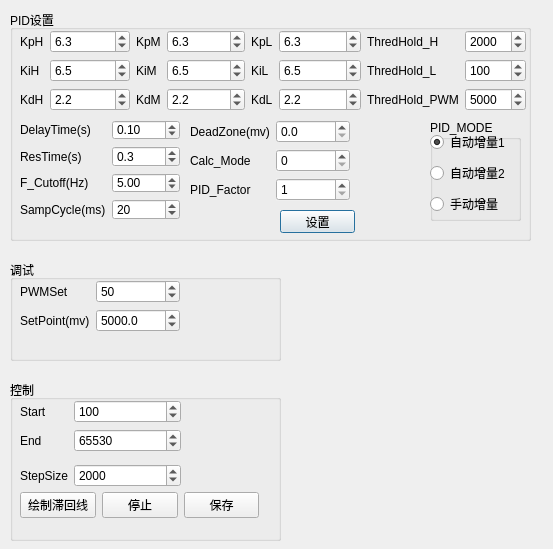
Before: the Qt Designer form PythonControler/src/UIControlProf.ui in erisir/MFC_STM32F373, drawn with Qt 5.
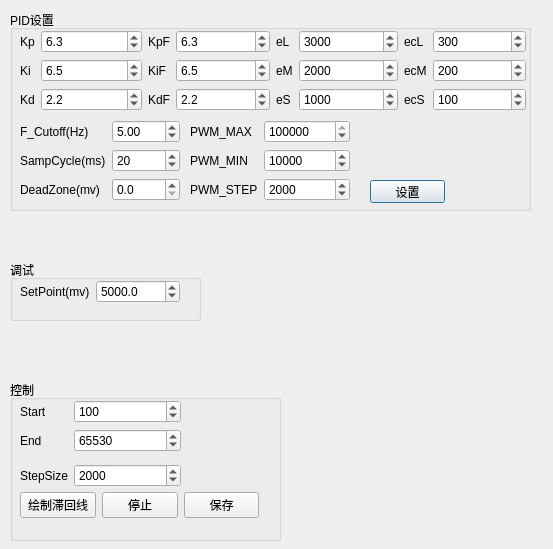
After: the same form once the commit is applied.

The edit to the form file:
```diff
--- a/PythonControler/src/UIControlProf.ui
+++ b/PythonControler/src/UIControlProf.ui
@@ -19,7 +19,7 @@
      <x>10</x>
      <y>10</y>
      <width>521</width>
-     <height>231</height>
+     <height>201</height>
     </rect>
    </property>
    <property name="title">
@@ -28,8 +28,8 @@
    <widget class="QPushButton" name="SetPIDParam">
     <property name="geometry">
      <rect>
-      <x>270</x>
-      <y>200</y>
+      <x>360</x>
+      <y>170</y>
       <width>75</width>
       <height>23</height>
      </rect>
@@ -53,33 +53,14 @@
        <item row="0" column="0">
         <widget class="QLabel" name="label">
          <property name="text">
-          <string>KpH</string>
-         </property>
-        </widget>
-       </item>
-       <item row="0" column="1">
-        <widget class="QDoubleSpinBox" name="PID_KpH">
-         <property name="keyboardTracking">
-          <bool>false</bool>
-         </property>
-         <property name="decimals">
-          <number>1</number>
-         </property>
-         <property name="maximum">
-          <double>65535.000000000000000</double>
-         </property>
-         <property name="singleStep">
-          <double>0.100000000000000</double>
-         </property>
-         <property name="value">
-          <double>6.300000000000000</double>
+          <string>Kp</string>
          </property>
         </widget>
        </item>
        <item row="1" column="0">
         <widget class="QLabel" name="label_2">
          <property name="text">
-          <string>KiH</string>
+          <string>Ki</string>
          </property>
         </widget>
        </item>
@@ -105,7 +86,7 @@
        <item row="2" column="0">
         <widget class="QLabel" name="label_3">
          <property name="text">
-          <string>KdH</string>
+          <string>Kd</string>
          </property>
         </widget>
        </item>
@@ -128,6 +109,28 @@
          </property>
         </widget>
        </item>
+       <item row="0" column="1">
+        <widget class="QDoubleSpinBox" name="PID_Kp">
+         <property name="enabled">
+          <bool>true</bool>
+         </property>
+         <property name="keyboardTracking">
+          <bool>false</bool>
+         </property>
+         <property name="decimals">
+          <number>1</number>
+         </property>
+         <property name="maximum">
+          <double>65535.000000000000000</double>
+         </property>
+         <property name="singleStep">
+          <double>0.100000000000000</double>
+         </property>
+         <property name="value">
+          <double>6.300000000000000</double>
+         </property>
+        </widget>
+       </item>
       </layout>
      </item>
      <item>
@@ -135,14 +138,14 @@
        <item row="0" column="0">
         <widget class="QLabel" name="label_16">
          <property name="text">
-          <string>KpM</string>
+          <string>KpF</string>
          </property>
         </widget>
        </item>
        <item row="1" column="0">
         <widget class="QLabel" name="label_17">
          <property name="text">
-          <string>KiM</string>
+          <string>KiF</string>
          </property>
         </widget>
        </item>
@@ -168,7 +171,7 @@
        <item row="2" column="0">
         <widget class="QLabel" name="label_18">
          <property name="text">
-          <string>KdM</string>
+          <string>KdF</string>
          </property>
         </widget>
        </item>
@@ -217,7 +220,7 @@
        <item row="0" column="0">
         <widget class="QLabel" name="label_19">
          <property name="text">
-          <string>KpL</string>
+          <string>eL</string>
          </property>
         </widget>
        </item>
@@ -227,7 +230,7 @@
           <bool>false</bool>
          </property>
          <property name="decimals">
-          <number>1</number>
+          <number>0</number>
          </property>
          <property name="maximum">
           <double>65535.000000000000000</double>
@@ -236,14 +239,14 @@
           <double>0.100000000000000</double>
          </property>
          <property name="value">
-          <double>6.300000000000000</double>
+          <double>3000.000000000000000</double>
          </property>
         </widget>
        </item>
        <item row="1" column="0">
         <widget class="QLabel" name="label_20">
          <property name="text">
-          <string>KiL</string>
+          <string>eM</string>
          </property>
         </widget>
        </item>
@@ -253,7 +256,7 @@
           <bool>false</bool>
          </property>
          <property name="decimals">
-          <number>1</number>
+          <number>0</number>
          </property>
          <property name="maximum">
           <double>65535.000000000000000</double>
@@ -262,14 +265,14 @@
           <double>0.100000000000000</double>
          </property>
          <property name="value">
-          <double>6.500000000000000</double>
+          <double>2000.000000000000000</double>
          </property>
         </widget>
        </item>
        <item row="2" column="0">
         <widget class="QLabel" name="label_21">
          <property name="text">
-          <string>KdL</string>
+          <string>eS</string>
          </property>
         </widget>
        </item>
@@ -279,7 +282,7 @@
           <bool>false</bool>
          </property>
          <property name="decimals">
-          <number>1</number>
+          <number>0</number>
          </property>
          <property name="maximum">
           <double>65535.000000000000000</double>
@@ -288,7 +291,7 @@
           <double>0.100000000000000</double>
          </property>
          <property name="value">
-          <double>2.200000000000000</double>
+          <double>1000.000000000000000</double>
          </property>
         </widget>
        </item>
@@ -299,7 +302,7 @@
        <item row="1" column="0">
         <widget class="QLabel" name="label_6">
          <property name="text">
-          <string>ThredHold_L</string>
+          <string>ecM</string>
          </property>
         </widget>
        </item>
@@ -315,7 +318,7 @@
           <double>65535.000000000000000</double>
          </property>
          <property name="value">
-          <double>100.000000000000000</double>
+          <double>200.000000000000000</double>
          </property>
         </widget>
        </item>
@@ -334,14 +337,14 @@
           <double>50.000000000000000</double>
          </property>
          <property name="value">
-          <double>2000.000000000000000</double>
+          <double>300.000000000000000</double>
          </property>
         </widget>
        </item>
        <item row="2" column="0">
         <widget class="QLabel" name="label_8">
          <property name="text">
-          <string>ThredHold_PWM</string>
+          <string>ecS</string>
          </property>
         </widget>
        </item>
@@ -363,14 +366,14 @@
           <double>500.000000000000000</double>
          </property>
          <property name="value">
-          <double>5000.000000000000000</double>
+          <double>100.000000000000000</double>
          </property>
         </widget>
        </item>
        <item row="0" column="0">
         <widget class="QLabel" name="label_7">
          <property name="text">
-          <string>ThredHold_H</string>
+          <string>ecL</string>
          </property>
         </widget>
        </item>
@@ -384,74 +387,19 @@
       <x>10</x>
       <y>110</y>
       <width>160</width>
-      <height>100</height>
+      <height>81</height>
      </rect>
     </property>
     <layout class="QFormLayout" name="formLayout_8">
      <item row="0" column="0">
-      <widget class="QLabel" name="label_11">
-       <property name="text">
-        <string>DelayTime(s)</string>
-       </property>
-      </widget>
-     </item>
-     <item row="0" column="1">
-      <widget class="QDoubleSpinBox" name="Delay_Time">
-       <property name="keyboardTracking">
-        <bool>false</bool>
-       </property>
-       <property name="decimals">
-        <number>2</number>
-       </property>
-       <property name="minimum">
-        <double>0.000000000000000</double>
-       </property>
-       <property name="maximum">
-        <double>10.000000000000000</double>
-       </property>
-       <property name="singleStep">
-        <double>0.500000000000000</double>
-       </property>
-       <property name="value">
-        <double>0.100000000000000</double>
-       </property>
-      </widget>
-     </item>
-     <item row="1" column="0">
-      <widget class="QLabel" name="label_9">
-       <property name="text">
-        <string>ResTime(s)</string>
-       </property>
-      </widget>
-     </item>
-     <item row="1" column="1">
-      <widget class="QDoubleSpinBox" name="Responce_Time">
-       <property name="autoFillBackground">
-        <bool>true</bool>
-       </property>
-       <property name="keyboardTracking">
-        <bool>false</bool>
-       </property>
-       <property name="decimals">
-        <number>1</number>
-       </property>
-       <property name="maximum">
-        <double>10.000000000000000</double>
-       </property>
-       <property name="value">
-        <double>0.300000000000000</double>
-       </property>
-      </widget>
-     </item>
-     <item row="2" column="0">
       <widget class="QLabel" name="label_15">
        <property name="text">
         <string>F_Cutoff(Hz)</string>
        </property>
       </widget>
      </item>
-     <item row="2" column="1">
-      <widget class="QDoubleSpinBox" name="F_Cutoff">
+     <item row="0" column="1">
+      <widget class="QDoubleSpinBox" name="PID_Cutoff">
        <property name="autoFillBackground">
         <bool>false</bool>
        </property>
@@ -472,15 +420,15 @@
        </property>
       </widget>
      </item>
-     <item row="3" column="0">
+     <item row="1" column="0">
       <widget class="QLabel" name="label_22">
        <property name="text">
         <string>SampCycle(ms)</string>
        </property>
       </widget>
      </item>
-     <item row="3" column="1">
-      <widget class="QDoubleSpinBox" name="SampleCycle">
+     <item row="1" column="1">
+      <widget class="QDoubleSpinBox" name="PID_SampleCycle">
        <property name="autoFillBackground">
         <bool>false</bool>
        </property>
@@ -501,6 +449,29 @@
        </property>
       </widget>
      </item>
+     <item row="2" column="0">
+      <widget class="QLabel" name="label_10">
+       <property name="text">
+        <string>DeadZone(mv)</string>
+       </property>
+      </widget>
+     </item>
+     <item row="2" column="1">
+      <widget class="QDoubleSpinBox" name="PID_DeadZone">
+       <property name="keyboardTracking">
+        <bool>false</bool>
+       </property>
+       <property name="decimals">
+        <number>1</number>
+       </property>
+       <property name="maximum">
+        <double>20.000000000000000</double>
+       </property>
+       <property name="value">
+        <double>0.000000000000000</double>
+       </property>
+      </widget>
+     </item>
     </layout>
    </widget>
    <widget class="QWidget" name="formLayoutWidget_9">
@@ -513,26 +484,10 @@
      </rect>
     </property>
     <layout class="QFormLayout" name="formLayout_9">
-     <item row="0" column="1">
-      <widget class="QDoubleSpinBox" name="DeadZone">
-       <property name="keyboardTracking">
-        <bool>false</bool>
-       </property>
-       <property name="decimals">
-        <number>1</number>
-       </property>
-       <property name="maximum">
-        <double>20.000000000000000</double>
-       </property>
-       <property name="value">
-        <double>0.000000000000000</double>
-       </property>
-      </widget>
-     </item>
      <item row="1" column="0">
       <widget class="QLabel" name="label_23">
        <property name="text">
-        <string>Calc_Mode</string>
+        <string>PWM_MAX</string>
        </property>
       </widget>
      </item>
@@ -548,17 +503,17 @@
         <number>0</number>
        </property>
        <property name="maximum">
-        <double>2.000000000000000</double>
+        <double>999999999.000000000000000</double>
        </property>
        <property name="value">
-        <double>0.000000000000000</double>
+        <double>690000.000000000000000</double>
        </property>
       </widget>
      </item>
      <item row="2" column="0">
       <widget class="QLabel" name="label_24">
        <property name="text">
-        <string>PID_Factor</string>
+        <string>PWM_MIN</string>
        </property>
       </widget>
      </item>
@@ -574,85 +529,55 @@
         <number>0</number>
        </property>
        <property name="minimum">
-        <double>1.000000000000000</double>
+        <double>0.000000000000000</double>
        </property>
        <property name="maximum">
-        <double>4.000000000000000</double>
+        <double>999999999.000000000000000</double>
        </property>
        <property name="value">
-        <double>1.000000000000000</double>
+        <double>10000.000000000000000</double>
        </property>
       </widget>
      </item>
-     <item row="0" column="0">
-      <widget class="QLabel" name="label_10">
+     <item row="3" column="0">
+      <widget class="QLabel" name="label_25">
        <property name="text">
-        <string>DeadZone(mv)</string>
+        <string>PWM_STEP</string>
+       </property>
+      </widget>
+     </item>
+     <item row="3" column="1">
+      <widget class="QDoubleSpinBox" name="PWM_STEP">
+       <property name="autoFillBackground">
+        <bool>true</bool>
+       </property>
+       <property name="keyboardTracking">
+        <bool>false</bool>
+       </property>
+       <property name="decimals">
+        <number>0</number>
+       </property>
+       <property name="minimum">
+        <double>1.000000000000000</double>
+       </property>
+       <property name="maximum">
+        <double>99999.000000000000000</double>
+       </property>
+       <property name="value">
+        <double>2000.000000000000000</double>
        </property>
       </widget>
      </item>
     </layout>
    </widget>
-   <widget class="QGroupBox" name="PIDAutoMode">
-    <property name="geometry">
-     <rect>
-      <x>420</x>
-      <y>110</y>
-      <width>91</width>
-      <height>101</height>
-     </rect>
-    </property>
-    <property name="title">
-     <string>PID_MODE</string>
-    </property>
-    <widget class="QWidget" name="verticalLayoutWidget">
-     <property name="geometry">
-      <rect>
-       <x>0</x>
-       <y>9</y>
-       <width>81</width>
-       <height>89</height>
-      </rect>
-     </property>
-     <layout class="QVBoxLayout" name="verticalLayout">
-      <item>
-       <widget class="QRadioButton" name="PID_AutoIncMode1">
-        <property name="text">
-         <string>自动增量1</string>
-        </property>
-        <property name="checked">
-         <bool>true</bool>
-        </property>
-       </widget>
-      </item>
-      <item>
-       <widget class="QRadioButton" name="PID_AutoIncMode2">
-        <property name="text">
-         <string>自动增量2</string>
-        </property>
-        <property name="checked">
-         <bool>false</bool>
-        </property>
-       </widget>
-      </item>
-      <item>
-       <widget class="QRadioButton" name="PID_ManuInc">
-        <property name="text">
-         <string>手动增量</string>
-        </property>
-       </widget>
-      </item>
-     </layout>
-    </widget>
-   </widget>
   </widget>
   <widget class="QGroupBox" name="groupBox_4">
    <property name="geometry">
     <rect>
      <x>10</x>
      <y>260</y>
-     <width>271</width>
-     <height>101</height>
+     <width>191</width>
+     <height>61</height>
     </rect>
    </property>
    <property name="title">
@@ -677,44 +602,18 @@
       <x>10</x>
       <y>20</y>
       <width>160</width>
-      <height>61</height>
+      <height>31</height>
      </rect>
     </property>
     <layout class="QFormLayout" name="formLayout_4">
      <item row="0" column="0">
-      <widget class="QLabel" name="label_4">
-       <property name="text">
-        <string>PWMSet</string>
-       </property>
-      </widget>
-     </item>
-     <item row="0" column="1">
-      <widget class="QDoubleSpinBox" name="PWM_SET">
-       <property name="keyboardTracking">
-        <bool>false</bool>
-       </property>
-       <property name="decimals">
-        <number>0</number>
-       </property>
-       <property name="maximum">
-        <double>65535.000000000000000</double>
-       </property>
-       <property name="singleStep">
-        <double>50.000000000000000</double>
-       </property>
-       <property name="value">
-        <double>50.000000000000000</double>
-       </property>
-      </widget>
-     </item>
-     <item row="1" column="0">
       <widget class="QLabel" name="label_5">
        <property name="text">
         <string>SetPoint(mv)</string>
        </property>
       </widget>
      </item>
-     <item row="1" column="1">
+     <item row="0" column="1">
       <widget class="QDoubleSpinBox" name="PID_SetPoint">
        <property name="keyboardTracking">
         <bool>false</bool>
```
Left out of the diff: 36 changed lines with no effect on the pictures.
